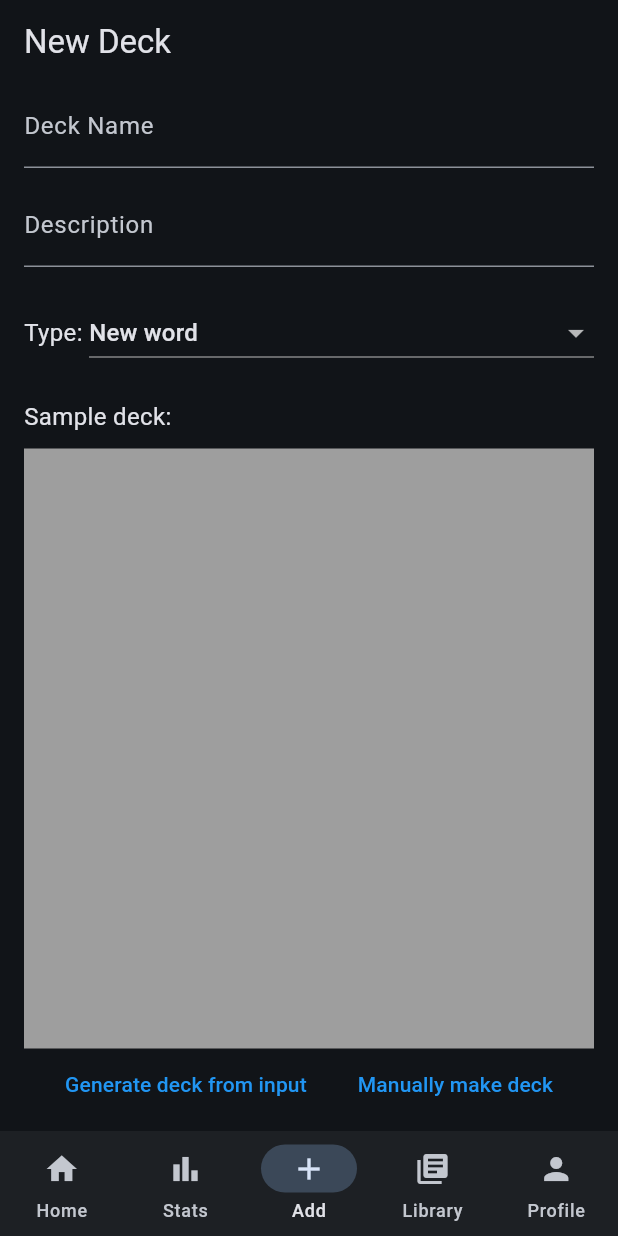
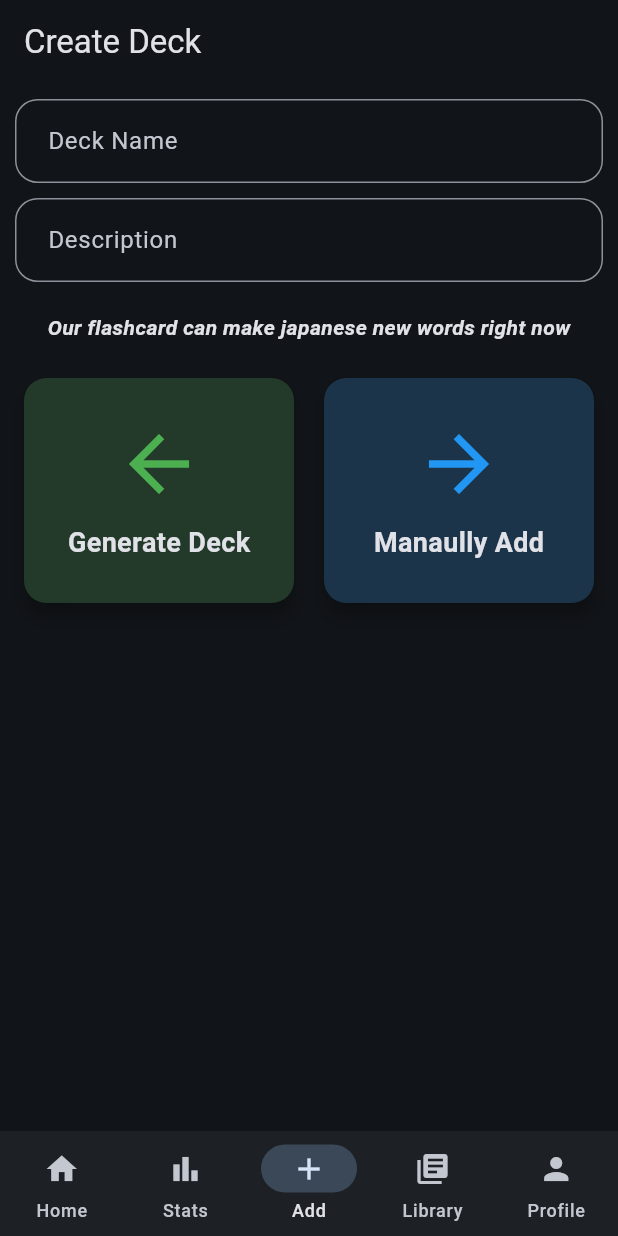
Before and after one commit to PQ-007/IVO, a Flutter app: the screen it shows after launch, item 3 of the bottom bar chosen, after a tap on "Create Deck", on a phone screen of 412 x 824 dp. Run offline on Flutter 3.47's test engine with Material 3 defaults, Android fonts, the phone set to English and light mode, and no system bars; our stand-ins replace cloud_firestore, firebase_auth, firebase_core, fluttertoast, google_sign_in, sqflite; accounts and stored records are empty.

```diff
--- a/lib/components/my_appbar.dart
+++ b/lib/components/my_appbar.dart
@@ -5,12 +5,15 @@ import 'package:test_project/view/pages/settings_page.dart'; // Import your Sett
 class MyAppBar extends StatelessWidget implements PreferredSizeWidget {
   final String titleText; // Add a field for the title
 
-  const MyAppBar({super.key, required this.titleText}); // Constructor with titleText
+  const MyAppBar({
+    super.key,
+    required this.titleText,
+  }); // Constructor with titleText
 
   @override
   Widget build(BuildContext context) {
     return AppBar(
-      title: Text(titleText), // Use titleText here
+      title: Text(titleText),
       actions: [
         // Dark mode toggle button
         IconButton(
@@ -32,9 +35,7 @@ class MyAppBar extends StatelessWidget implements PreferredSizeWidget {
             // Navigate to the settings page
             Navigator.push(
               context,
-              MaterialPageRoute(
-                builder: (context) => SettingsPage(),
-              ),
+              MaterialPageRoute(builder: (context) => SettingsPage()),
             );
           },
         ),
--- a/lib/components/my_card.dart
+++ b/lib/components/my_card.dart
@@ -0,0 +1,51 @@
+import 'package:flutter/material.dart';
+
+class MyCard extends StatelessWidget {
+  final String title;
+  final IconData icon;
+  final Color color;
+  final VoidCallback onTap;
+  final double height;
+  final double width;
+
+  const MyCard({
+    super.key,
+    required this.title,
+    required this.height,
+    required this.width,
+    required this.icon,
+    required this.color,
+    required this.onTap,
+  });
+
+  @override
+  Widget build(BuildContext context) {
+    return GestureDetector(
+      onTap: onTap,
+      child: Card(
+        elevation: 5,
+        shape: RoundedRectangleBorder(borderRadius: BorderRadius.circular(15)),
+        child: Container(
+          width: width,
+          height: height,
+          decoration: BoxDecoration(
+            // ignore: deprecated_member_use
+            color: color.withOpacity(0.2),
+            borderRadius: BorderRadius.circular(15),
+          ),
+          child: Column(
+            mainAxisAlignment: MainAxisAlignment.center,
+            children: [
+              Icon(icon, size: 60, color: color),
+              SizedBox(height: 10),
+              Text(
+                title,
+                style: TextStyle(fontSize: 18, fontWeight: FontWeight.bold),
+              ),
+            ],
+          ),
+        ),
+      ),
+    );
+  }
+}
--- a/lib/components/my_navbar.dart
+++ b/lib/components/my_navbar.dart
@@ -48,6 +48,13 @@ class MyNavbar extends StatelessWidget {
                 'Select to Create',
                 style: TextStyle(fontSize: 20, fontWeight: FontWeight.bold),
               ),
+              ListTile(
+                title: Text('Create Deck'),
+                onTap: () {
+                  Navigator.pop(context);
+                  selectedAddPageNotifier.value = 'Deck';
+                },
+              ),
 
               ListTile(
                 title: Text('Create Folder'),
@@ -56,13 +63,7 @@ class MyNavbar extends StatelessWidget {
                   selectedAddPageNotifier.value = 'Folder';
                 },
               ),
-              ListTile(
-                title: Text('Create Deck'),
-                onTap: () {
-                  Navigator.pop(context);
-                  selectedAddPageNotifier.value = 'Deck';
-                },
-              ),
+
               ListTile(
                 title: Text('Create Playlist'),
                 onTap: () {
--- a/lib/view/pages/add_page/add_deck_page.dart
+++ /dev/null
@@ -1,128 +0,0 @@
-import 'package:flutter/material.dart';
-import 'package:test_project/view/pages/card_making_page.dart';
-
-class AddDeckPage extends StatefulWidget {
-  const AddDeckPage({super.key});
-
-  @override
-  State<AddDeckPage> createState() => _AddDeckPageState();
-}
-
-class _AddDeckPageState extends State<AddDeckPage> {
-  final TextEditingController _deckNameController = TextEditingController();
-  final TextEditingController _descriptionController = TextEditingController();
-  String _selectedCategory = 'New word'; // Default value for dropdown
-
-  @override
-  void dispose() {
-    _deckNameController.dispose();
-    _descriptionController.dispose();
-    super.dispose();
-  }
-
-  void _createDeck() {
-    String deckName = _deckNameController.text.trim();
-    String description = _descriptionController.text.trim();
-
-    if (deckName.isEmpty) {
-      ScaffoldMessenger.of(context).showSnackBar(
-        const SnackBar(content: Text('Deck name cannot be empty')),
-      );
-      return;
-    }
-
-    ScaffoldMessenger.of(context).showSnackBar(
-      SnackBar(content: Text('Deck "$deckName" created in $_selectedCategory')),
-    );
-
-    Navigator.push(
-      context,
-      MaterialPageRoute(
-        builder:
-            (context) => CardMakingPage(
-              deckName: deckName,
-              description: description,
-              category: _selectedCategory,
-            ),
-      ),
-    );
-  }
-
-  @override
-  Widget build(BuildContext context) {
-    return Scaffold(
-      appBar: AppBar(title: const Text("New Deck")),
-      body: Padding(
-        padding: const EdgeInsets.symmetric(horizontal: 16.0),
-        child: Column(
-          crossAxisAlignment: CrossAxisAlignment.start,
-          children: [
-            TextField(
-              controller: _deckNameController,
-              decoration: const InputDecoration(labelText: 'Deck Name'),
-            ),
-            const SizedBox(height: 10),
-            TextField(
-              controller: _descriptionController,
-              decoration: const InputDecoration(labelText: 'Description'),
-            ),
-            const SizedBox(height: 20),
-
-            Row(
-              children: [
-                const Text('Type: ', style: TextStyle(fontSize: 16)),
-                Expanded(
-                  child: DropdownButton<String>(
-                    isExpanded: true, // ✅ Prevents overflow
-                    value: _selectedCategory,
-                    items:
-                        ['New word', 'Kanji', 'Grammar', 'Classic', 'Technical']
-                            .map(
-                              (String value) => DropdownMenuItem<String>(
-                                value: value,
-                                child: Text(value),
-                              ),
-                            )
-                            .toList(),
-                    onChanged: (String? newValue) {
-                      if (newValue != null) {
-                        setState(() {
-                          _selectedCategory = newValue;
-                        });
-                      }
-                    },
-                  ),
-                ),
-              ],
-            ),
-            const SizedBox(height: 20),
-            const Text('Sample deck:', style: TextStyle(fontSize: 16)),
-            const SizedBox(height: 10),
-            Container(height: 400, color: Colors.grey),
-
-            Row(
-              mainAxisAlignment: MainAxisAlignment.center,
-              children: [
-                const TextButton(
-                  onPressed: null,
-                  child: Text(
-                    'Generate deck from input',
-                    style: TextStyle(color: Colors.blue),
-                  ),
-                ),
-                const SizedBox(width: 10),
-                TextButton(
-                  onPressed: _createDeck,
-                  child: const Text(
-                    'Manually make deck',
-                    style: TextStyle(color: Colors.blue),
-                  ),
-                ),
-              ],
-            ),
-          ],
-        ),
-      ),
-    );
-  }
-}
--- /dev/null
+++ b/lib/view/pages/add_page/create_deck/create_deck_page.dart
@@ -0,0 +1,127 @@
+import 'package:flutter/material.dart';
+import 'package:test_project/components/my_card.dart';
+import 'package:test_project/view/pages/add_page/create_deck/add_deck_page.dart';
+import 'package:test_project/view/pages/add_page/create_deck/generate_deck_page.dart';
+import 'package:test_project/view/pages/card_making_page.dart';
+
+class CreateDeckPage extends StatefulWidget {
+  const CreateDeckPage({super.key});
+
+  @override
+  State<CreateDeckPage> createState() => _CreateDeckPageState();
+}
+
+class _CreateDeckPageState extends State<CreateDeckPage> {
+  final TextEditingController _deckNameController = TextEditingController();
+  final TextEditingController _descriptionController = TextEditingController();
+  String _selectedCategory = 'New word';
+
+  @override
+  void dispose() {
+    _deckNameController.dispose();
+    _descriptionController.dispose();
+    super.dispose();
+  }
+
+  void _createDeck() {
+    String deckName = _deckNameController.text.trim();
+    String description = _descriptionController.text.trim();
+
+    if (deckName.isEmpty) {
+      ScaffoldMessenger.of(context).showSnackBar(
+        const SnackBar(content: Text('Deck name cannot be empty')),
+      );
+      return;
+    }
+
+    ScaffoldMessenger.of(context).showSnackBar(
+      SnackBar(content: Text('Deck "$deckName" created in $_selectedCategory')),
+    );
+
+    Navigator.push(
+      context,
+      MaterialPageRoute(
+        builder:
+            (context) =>
+                CardMakingPage(deckName: deckName, description: description),
+      ),
+    );
+  }
+
+  @override
+  Widget build(BuildContext context) {
+    return Scaffold(
+      appBar: AppBar(title: Text("Create Deck")),
+      body: Padding(
+        padding: const EdgeInsets.all(10.0),
+        child: Column(
+          children: [
+            TextField(
+              controller: _deckNameController,
+              decoration: const InputDecoration(
+                labelText: 'Deck Name',
+                border: OutlineInputBorder(
+                  gapPadding: 10,
+                  borderRadius: BorderRadius.all(Radius.circular(15)),
+                ),
+              ),
+            ),
+            const SizedBox(height: 10),
+            TextField(
+              controller: _descriptionController,
+              decoration: const InputDecoration(
+                labelText: 'Description',
+                border: OutlineInputBorder(
+                  gapPadding: 10,
+                  borderRadius: BorderRadius.all(Radius.circular(15)),
+                ),
+              ),
+            ),
+            SizedBox(height: 20),
+            Text(
+              "Our flashcard can make japanese new words right now",
+              style: TextStyle(
+                fontStyle: FontStyle.italic,
+                fontWeight: FontWeight.bold,
+              ),
+            ),
+            SizedBox(height: 20),
+            Row(
+              mainAxisAlignment: MainAxisAlignment.spaceEvenly,
+              spacing: 10,
+              children: [
+                MyCard(
+                  title: "Generate Deck",
+                  icon: Icons.arrow_back,
+                  color: Colors.green,
+                  height: 150,
+                  width: 180,
+                  onTap: () {
+                    Navigator.push(
+                      context,
+                      MaterialPageRoute(builder: (_) => GenerateDeckPage()),
+                    );
+                  },
+                ),
+                MyCard(
+                  title: "Manaully Add",
+                  icon: Icons.arrow_forward,
+                  color: Colors.blue,
+                  height: 150,
+                  width: 180,
+                  onTap: () {
+                    // _createDeck();
+                    Navigator.push(
+                      context,
+                      MaterialPageRoute(builder: (_) => AddDeckPage()),
+                    );
+                  },
+                ),
+              ],
+            ),
+          ],
+        ),
+      ),
+    );
+  }
+}
--- a/lib/view/pages/add_page/index.dart
+++ b/lib/view/pages/add_page/index.dart
@@ -1,9 +1,8 @@
 import 'package:flutter/material.dart';
-
 import 'package:test_project/data/notifiers.dart';
-import 'package:test_project/view/pages/add_page/add_deck_page.dart';
-import 'package:test_project/view/pages/add_page/add_folder_page.dart';
-import 'package:test_project/view/pages/add_page/add_playlist_page.dart';
+import 'package:test_project/view/pages/add_page/create_deck/create_deck_page.dart';
+import 'package:test_project/view/pages/add_page/create_folder/add_folder_page.dart';
+import 'package:test_project/view/pages/add_page/create_playlistp/add_playlist_page.dart';
 
 class AddPage extends StatelessWidget {
   const AddPage({super.key});
@@ -11,7 +10,6 @@ class AddPage extends StatelessWidget {
   @override
   Widget build(BuildContext context) {
     return Scaffold(
-
       body: ValueListenableBuilder(
         valueListenable: selectedAddPageNotifier,
         builder: (context, value, child) {
@@ -20,7 +18,7 @@ class AddPage extends StatelessWidget {
           } else if (value == 'Folder') {
             return AddFolderPage();
           } else if (value == 'Deck') {
-            return AddDeckPage();
+            return CreateDeckPage();
           } else if (value == 'Playlist') {
             return AddPlaylistPage();
           }
--- a/lib/view/pages/card_making_page.dart
+++ b/lib/view/pages/card_making_page.dart
@@ -4,12 +4,11 @@ import 'package:test_project/data/sqlite_db_helper.dart';
 class CardMakingPage extends StatefulWidget {
   final String deckName;
   final String description;
-  final String category;
+
   const CardMakingPage({
     super.key,
     required this.deckName,
     required this.description,
-    required this.category,
   });
 
   @override
```
Also changed, not shown: lib/data/models/flashcard_models.dart (+40 -20 lines), lib/view/pages/add_page/create_deck/add_deck_page.dart (added, +142 -0 lines), lib/view/pages/add_page/create_deck/generate_deck_page.dart (added, +15 -0 lines), lib/view/pages/library_page/show_deck/deck_page.dart (added, +83 -0 lines), pubspec.yaml (+6 -1 lines), assets/images/app-icon.png (added), lib/view/pages/add_page/create_folder/add_folder_page.dart (renamed from lib/view/pages/add_page/add_folder_page.dart), lib/view/pages/add_page/create_playlistp/add_playlist_page.dart (renamed from lib/view/pages/add_page/add_playlist_page.dart), pubspec.lock, 4 other files.
